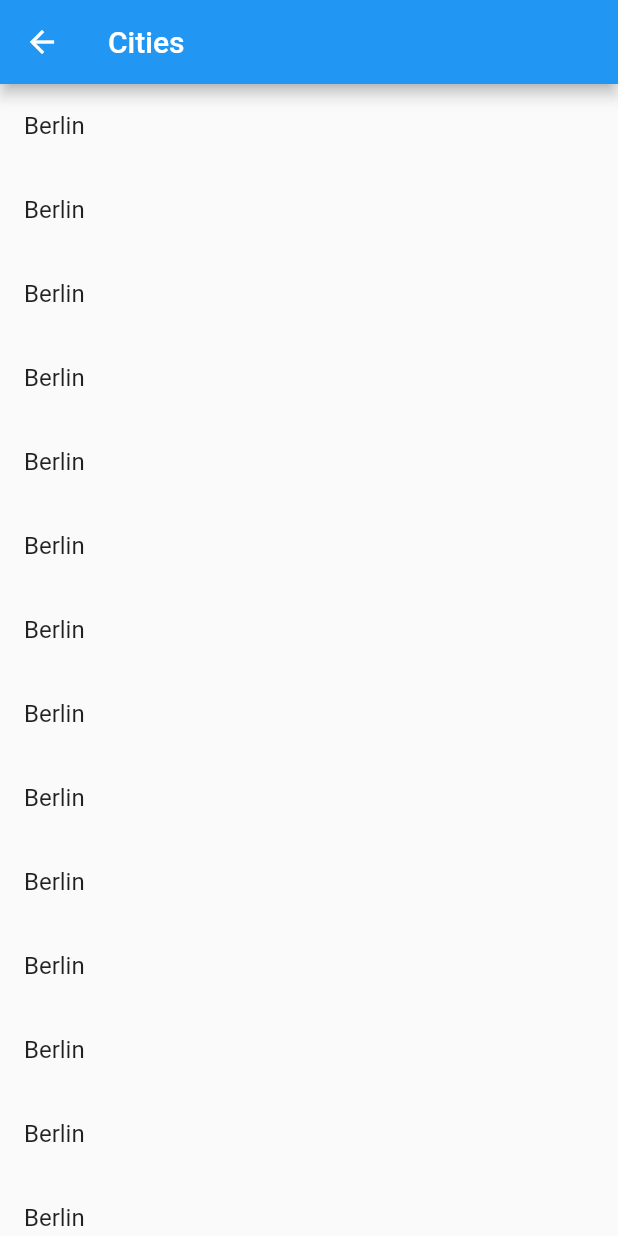
After one commit to ekinsdrow/state_managers_review, a Flutter app: the screen it shows after launch, after a tap on "BLoC", on a phone screen of 412 x 824 dp. The commit adds this screen. Run offline on Flutter 3.47's test engine with Material 2 defaults, Android fonts, the phone set to English and light mode, and no system bars; our stand-ins replace bloc, dio, flutter_bloc, freezed_annotation.

Commit message:
Add cities scope

```diff
--- /dev/null
+++ b/lib/bloc/di/cities_scope.dart
@@ -0,0 +1,34 @@
+import 'package:dio/dio.dart';
+import 'package:flutter/material.dart';
+import 'package:flutter_bloc/flutter_bloc.dart';
+import 'package:provider/provider.dart';
+import 'package:state_managers_review/bloc/blocs/cities/cities_bloc.dart';
+import 'package:state_managers_review/bloc/data/clients/network_client.dart';
+import 'package:state_managers_review/bloc/data/repositories/cities_repository.dart';
+
+class CitiesScope extends StatelessWidget {
+  const CitiesScope({
+    required this.child,
+    Key? key,
+  }) : super(key: key);
+
+  final Widget child;
+
+  @override
+  Widget build(BuildContext context) {
+    return Provider(
+      create: (context) => NetworkClient(context.read<Dio>()),
+      child: RepositoryProvider<ICitiesRepository>(
+        create: (context) => CitiesRepository(
+          context.read<NetworkClient>(),
+        ),
+        child: BlocProvider(
+          create: (context) => CitiesBloc(
+            citiesRepository: RepositoryProvider.of<ICitiesRepository>(context),
+          )..add(const CitiesEvent.fetch()),
+          child: child,
+        ),
+      ),
+    );
+  }
+}
--- a/lib/bloc/widgets/cities_screen.dart
+++ b/lib/bloc/widgets/cities_screen.dart
@@ -1,4 +1,5 @@
 import 'package:flutter/material.dart';
+import 'package:state_managers_review/bloc/di/cities_scope.dart';
 import 'package:state_managers_review/bloc/widgets/weather_screen.dart';
 
 class CitiesScreen extends StatelessWidget {
@@ -6,7 +7,8 @@ class CitiesScreen extends StatelessWidget {
 
   @override
   Widget build(BuildContext context) {
-    return Scaffold(
+    return CitiesScope(
+      child: Scaffold(
         appBar: AppBar(
           title: const Text('Cities'),
         ),
@@ -22,6 +24,7 @@ class CitiesScreen extends StatelessWidget {
           ),
           itemCount: 100,
         ),
+      ),
     );
   }
 }
--- a/lib/main.dart
+++ b/lib/main.dart
@@ -1,4 +1,6 @@
+import 'package:dio/dio.dart';
 import 'package:flutter/material.dart';
+import 'package:provider/provider.dart';
 import 'package:state_managers_review/bloc/widgets/cities_screen.dart';
 
 void main() {
@@ -12,7 +14,9 @@ class App extends StatelessWidget {
 
   @override
   Widget build(BuildContext context) {
-    return MaterialApp(
+    return Provider(
+      create: (context) => Dio(),
+      child: MaterialApp(
         home: Scaffold(
           appBar: AppBar(
             title: const Text('State managers'),
@@ -24,6 +28,7 @@ class App extends StatelessWidget {
                 widget: CitiesScreen(),
               ),
             ],
+          ),
         ),
       ),
     );
```
Lines whose indentation alone changed are shown as unchanged.
